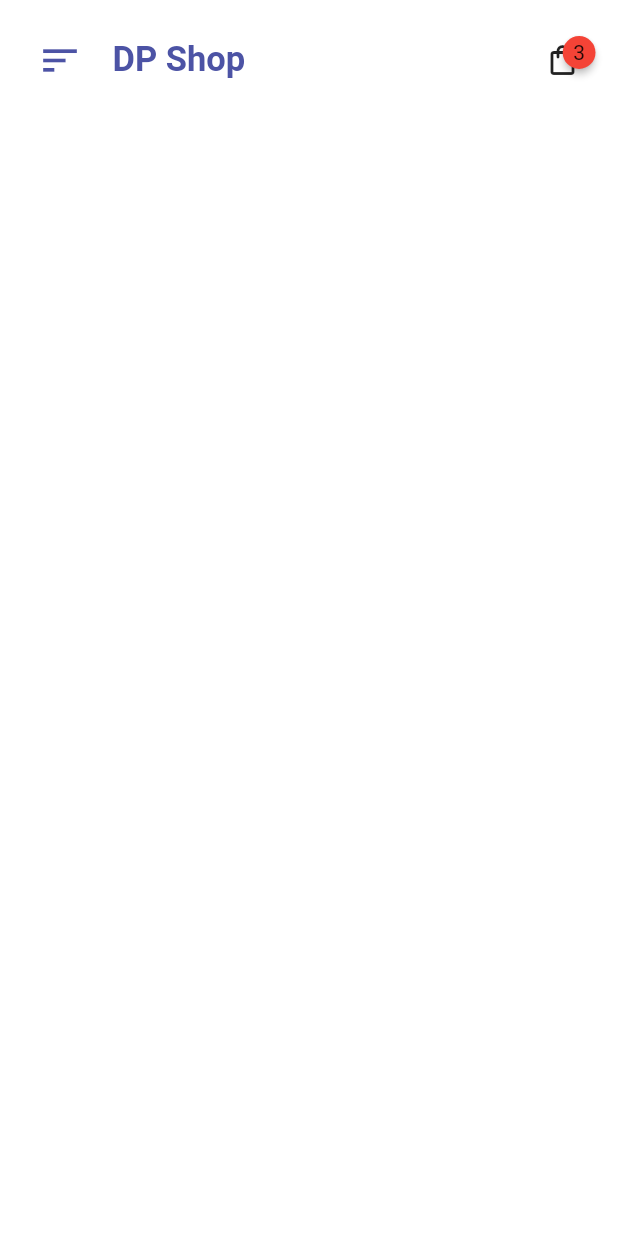
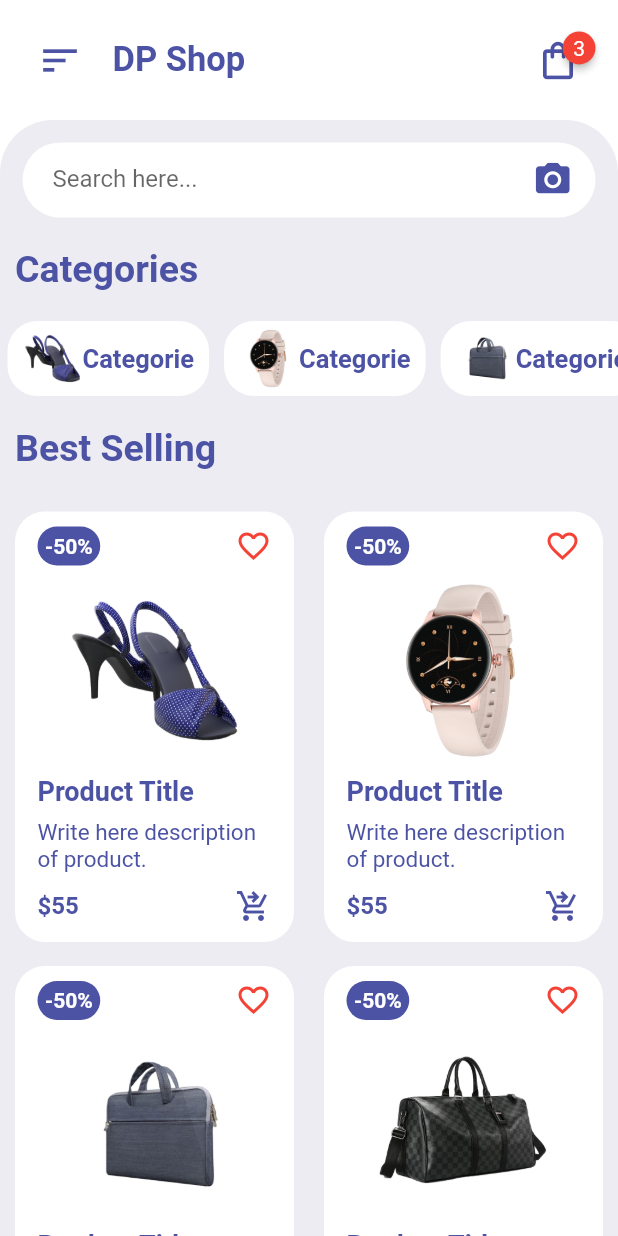
Before and after one commit to KmSaifulIslam/ecommerce_one, a Flutter app: the screen it shows after launch, on a phone screen of 412 x 824 dp. Run offline on Flutter 3.47's test engine with Material 2 defaults, Android fonts, the phone set to English and light mode, and no system bars; drawn by our look-alikes of badges.

Commit message:
added Items Widget

```diff
--- a/lib/pages/Homepage.dart
+++ b/lib/pages/Homepage.dart
@@ -1,5 +1,8 @@
 import 'package:ecommerce_one/widgets/HomeAppBar.dart';
 import 'package:flutter/material.dart';
+
+import '../widgets/CategoriesWidget.dart';
+import '../widgets/ItemsWidget.dart';
 
 class HomePage extends StatelessWidget {
   const HomePage({Key? key}) : super(key: key);
@@ -8,7 +11,85 @@ class HomePage extends StatelessWidget {
   Widget build(BuildContext context) {
     return Scaffold(
       body: ListView(children: [
-        HomeAppBar(),
+        const HomeAppBar(),
+        Container(
+          // height: 500,
+          padding: const EdgeInsets.only(top: 15),
+          decoration: const BoxDecoration(
+            color: Color(0xFFEDECF2),
+            borderRadius: BorderRadius.only(
+              topLeft: Radius.circular(35),
+              topRight: Radius.circular(35),
+            ),
+          ),
+          child: Column(
+            children: [
+              Container(
+                margin: const EdgeInsets.symmetric(horizontal: 15),
+                padding: const EdgeInsets.symmetric(horizontal: 15),
+                height: 50,
+                decoration: BoxDecoration(
+                  color: Colors.white,
+                  borderRadius: BorderRadius.circular(30),
+                ),
+                child: Row(
+                  children: [
+                    Container(
+                      margin: const EdgeInsets.only(left: 5),
+                      height: 50,
+                      width: 300,
+                      child: TextFormField(
+                        decoration: const InputDecoration(
+                          border: InputBorder.none,
+                          hintText: "Search here..."
+                        ),
+                      ),
+                    ),
+                    const Spacer(),
+                    const Icon(
+                      Icons.camera_alt,
+                      size: 27,
+                      color: Color(0xFF4C53A5),
+                    ),
+                  ],
+                ),
+              ),
+              Container(
+                alignment: Alignment.centerLeft,
+                margin: const EdgeInsets.symmetric(
+                  vertical: 20,
+                  horizontal: 10,
+                ),
+                child: const Text(
+                  "Categories",
+                  style: TextStyle(fontSize: 25,
+                    fontWeight: FontWeight.bold,
+                    color: Color(0xFF4C53A5),
+                  ),
+                ),
+              ),
+
+              CategoriesWidget(),
+
+              //Items
+              Container(
+                alignment: Alignment.centerLeft,
+                margin: EdgeInsets.symmetric(vertical: 20, horizontal: 10),
+                child: Text(
+                  "Best Selling",
+                  style: TextStyle(
+                    fontSize: 25,
+                    fontWeight: FontWeight.bold,
+                    color: Color(0xFF4C53A5),
+                  ),
+                ),
+              ),
+
+              // Items Widget
+              ItemsWidget(),
+            ],
+          ),
+        ),
       ],),
     );
   }
--- /dev/null
+++ b/lib/widgets/CategoriesWidget.dart
@@ -0,0 +1,43 @@
+import 'package:flutter/material.dart';
+
+class CategoriesWidget extends StatelessWidget {
+  const CategoriesWidget({Key? key}) : super(key: key);
+
+  @override
+  Widget build(BuildContext context) {
+    return SingleChildScrollView(
+      scrollDirection: Axis.horizontal,
+      child: Row(
+        children: [
+          for(int i=1; i<8; i++)
+            Container(
+            margin: EdgeInsets.symmetric(horizontal: 5),
+            padding: EdgeInsets.symmetric(vertical: 5, horizontal: 10),
+            decoration: BoxDecoration(
+              color: Colors.white,
+              borderRadius: BorderRadius.circular(20),
+            ),
+            child: Row(
+              crossAxisAlignment: CrossAxisAlignment.center,
+              children: [
+                Image.asset(
+                    "images/$i.png",
+                  width: 40,
+                  height: 40,
+                ),
+                Text(
+                  "Categorie",
+                  style: TextStyle(
+                    fontWeight: FontWeight.bold,
+                    fontSize: 17,
+                    color: Color(0xFF4C53A5),
+                  ),
+                ),
+              ],
+            ),
+          ),
+        ],
+      ),
+    );
+  }
+}
--- a/lib/widgets/HomeAppBar.dart
+++ b/lib/widgets/HomeAppBar.dart
@@ -31,11 +31,14 @@ class HomeAppBar extends StatelessWidget {
           Badge(
             badgeColor: Colors.red,
             padding: EdgeInsets.all(7),
-            badgeContent: Text("3"),
+            badgeContent: Text("3", style: TextStyle(color: Colors.white),
+            ),
             child: InkWell(
               onTap: (){},
               child: Icon(
                 Icons.shopping_bag_outlined,
+                size: 30,
+                color: Color(0xFF4C53A5),
               ),
             ),
           ),
--- /dev/null
+++ b/lib/widgets/ItemsWidget.dart
@@ -0,0 +1,105 @@
+import 'package:flutter/material.dart';
+
+class ItemsWidget extends StatelessWidget {
+  const ItemsWidget({Key? key}) : super(key: key);
+
+  @override
+  Widget build(BuildContext context) {
+    return GridView.count(
+      childAspectRatio: 0.68,
+      physics: NeverScrollableScrollPhysics(),
+      crossAxisCount: 2,
+      shrinkWrap: true,
+      children: [
+        for(int i=1; i<8; i++)
+          Container(
+          padding: EdgeInsets.only(left: 15, right: 15, top: 10),
+          margin: EdgeInsets.symmetric(vertical: 8, horizontal: 10),
+          decoration: BoxDecoration(
+            color: Colors.white,
+            borderRadius: BorderRadius.circular(20),
+          ),
+          child: Column(
+            children: [
+              Row(
+                mainAxisAlignment: MainAxisAlignment.spaceBetween,
+                children: [
+                  Container(
+                    padding: EdgeInsets.all(5),
+                    decoration: BoxDecoration(
+                      color: Color(0xFF4C53A5),
+                      borderRadius: BorderRadius.circular(20),
+                    ),
+                    child: Text(
+                      "-50%",
+                      style: TextStyle(
+                        fontSize: 14,
+                        color: Colors.white,
+                        fontWeight: FontWeight.bold,
+                      ),
+                    ),
+                  ),
+                  Icon(
+                    Icons.favorite_border,
+                    color: Colors.red,
+                  ),
+                ],
+              ),
+
+              InkWell(
+                onTap: (){},
+                child: Container(
+                  margin: EdgeInsets.all(10),
+                  child: Image.asset("images/$i.png"),
+                  height: 120,
+                  width: 120,
+                ),
+              ),
+              Container(
+                padding: EdgeInsets.only(bottom: 8),
+                alignment: Alignment.centerLeft,
+                child: Text(
+                  "Product Title",
+                  style: TextStyle(
+                    fontSize: 18,
+                    color: Color(0xFF4C53A5),
+                    fontWeight: FontWeight.bold,
+                  ),
+                ),
+              ),
+              Container(
+                alignment: Alignment.centerLeft,
+                child: Text("Write here description of product.",
+                style: TextStyle(
+                  fontSize: 15,
+                  color: Color(0xFF4C53A5),
+                ),
+                ),
+              ),
+              Padding(
+                  padding: EdgeInsets.symmetric(vertical: 10),
+                child: Row(
+                  mainAxisAlignment: MainAxisAlignment.spaceBetween,
+                  children: [
+                    Text(
+                      "\$55",
+                      style: TextStyle(
+                        fontSize: 16,
+                        fontWeight: FontWeight.bold,
+                        color: Color(0xFF4C53A5),
+                      ),
+                    ),
+                    Icon(
+                      Icons.shopping_cart_checkout,
+                      color: Color(0xFF4C53A5),
+                    ),
+                  ],
+                ),
+              ),
+            ],
+          ),
+        ),
+      ],
+    );
+  }
+}
--- a/pubspec.yaml
+++ b/pubspec.yaml
@@ -61,8 +61,8 @@ flutter:
   uses-material-design: true
 
   # To add assets to your application, add an assets section, like this:
-  # assets:
-  #   - images/a_dot_burr.jpeg
+  assets:
+    - images/
   #   - images/a_dot_ham.jpeg
 
   # An image asset can refer to one or more resolution-specific "variants", see
```
